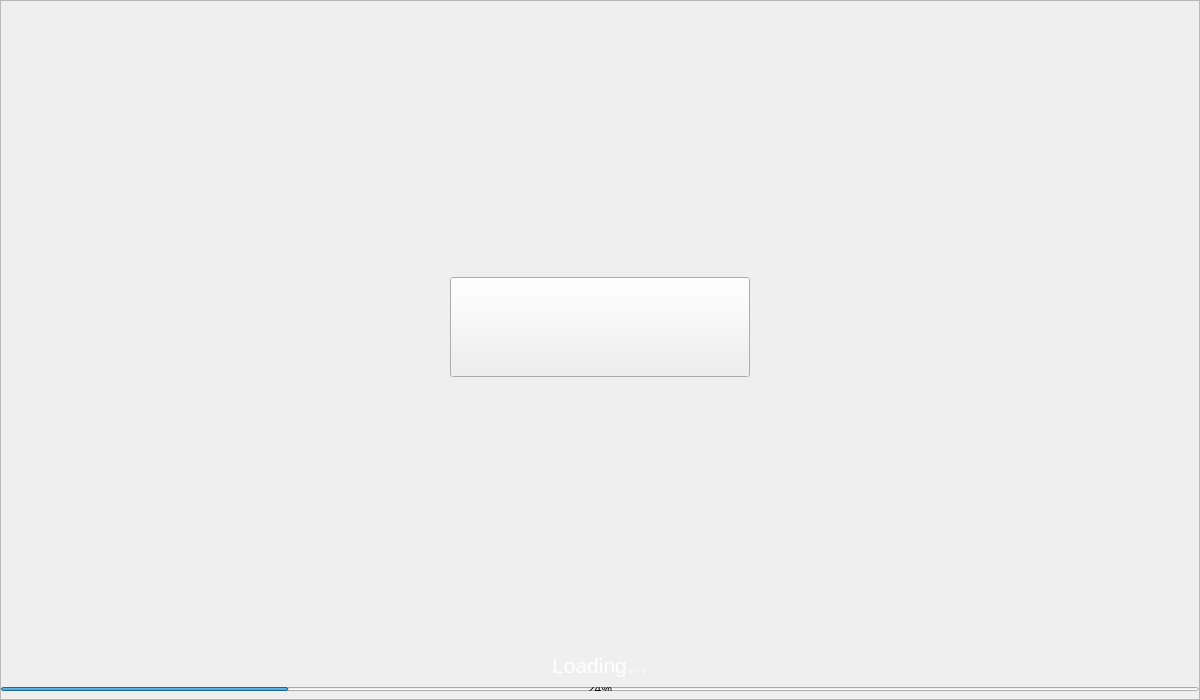
The window that src/qt/moonet/forms/splash.ui (phoenixkonsole/MooNET) describes before a commit, drawn with Qt 5.
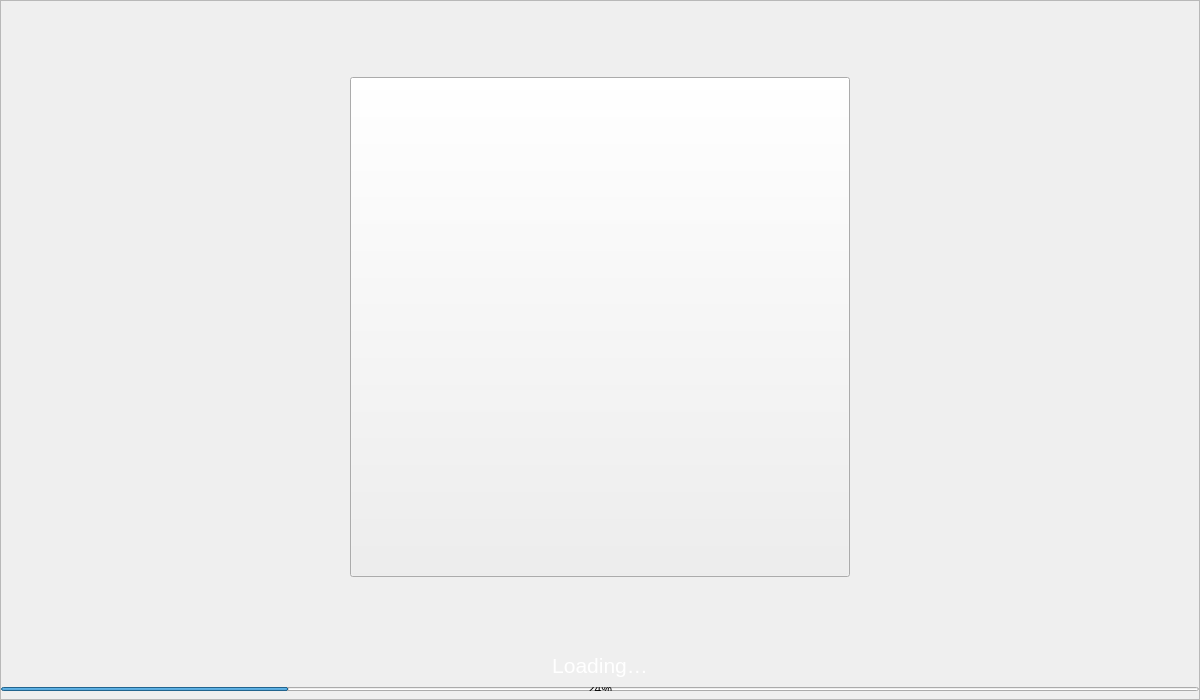
The same window after the commit.

Commit message: I changed splash-logo size

```diff
--- a/src/qt/moonet/forms/splash.ui
+++ b/src/qt/moonet/forms/splash.ui
@@ -91,14 +91,14 @@
        <widget class="QToolButton" name="imgLogo">
         <property name="minimumSize">
          <size>
-          <width>300</width>
-          <height>100</height>
+          <width>500</width>
+          <height>500</height>
          </size>
         </property>
         <property name="maximumSize">
          <size>
-          <width>300</width>
-          <height>100</height>
+          <width>500</width>
+          <height>500</height>
          </size>
         </property>
         <property name="text">
```
Left out of the diff: 2 changed lines with no effect on the pictures.
